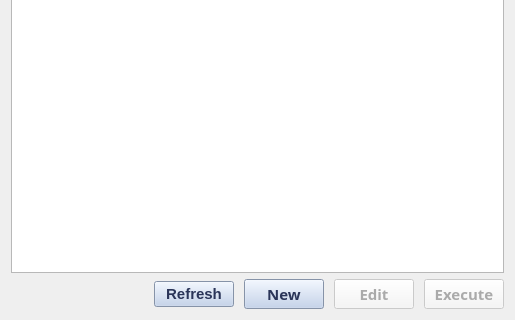
EO-DataHub/eodh-qgis, file eodh_qgis/ui/workflows.ui: the form before one commit; both pictures show x 0 to 515 and y 214 to 534 of the 515 by 534 pixel window.
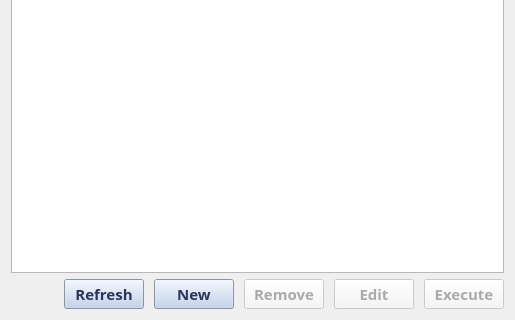
The form after the commit.

Commit message: Un-deploy workflow

Diff of the .ui file:
```diff
--- a/eodh_qgis/ui/workflows.ui
+++ b/eodh_qgis/ui/workflows.ui
@@ -78,6 +78,7 @@
       <widget class="QPushButton" name="refresh_button">
        <property name="font">
         <font>
+         <family>Fira Sans</family>
          <pointsize>11</pointsize>
          <weight>75</weight>
          <bold>true</bold>
@@ -103,6 +104,24 @@
        </property>
       </widget>
      </item>
+     <item>
+      <widget class="QPushButton" name="remove_button">
+       <property name="enabled">
+        <bool>false</bool>
+       </property>
+       <property name="font">
+        <font>
+         <family>Fira Sans</family>
+         <pointsize>11</pointsize>
+         <weight>75</weight>
+         <bold>true</bold>
+        </font>
+       </property>
+       <property name="text">
+        <string>Remove</string>
+       </property>
+      </widget>
+     </item>
      <item>
       <widget class="QPushButton" name="edit_button">
        <property name="enabled">
```
The commit also changes 2 other files.
